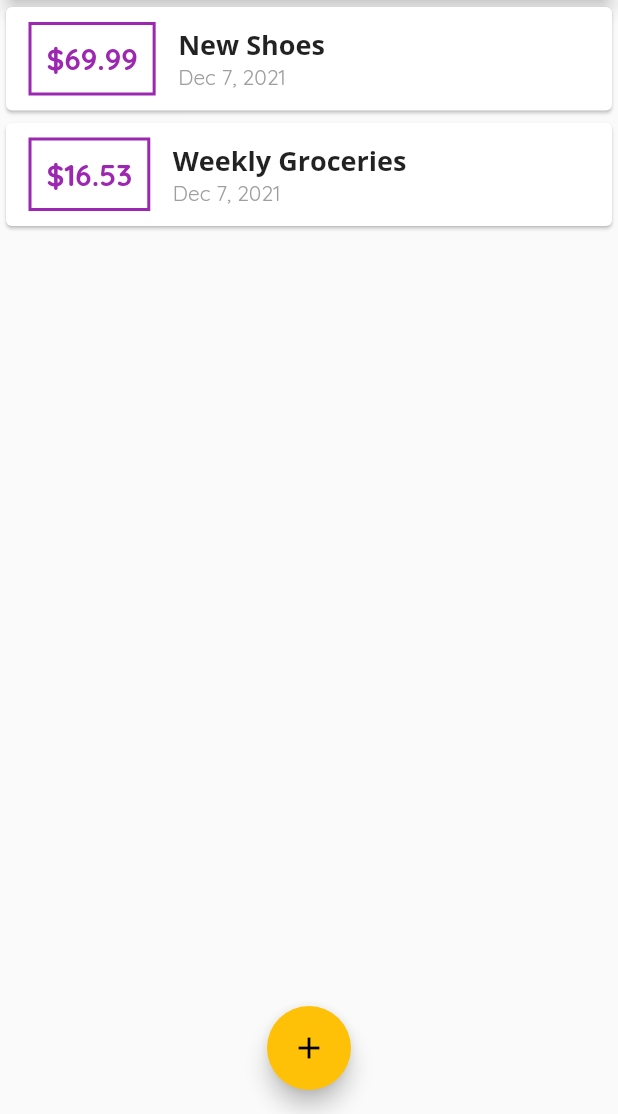
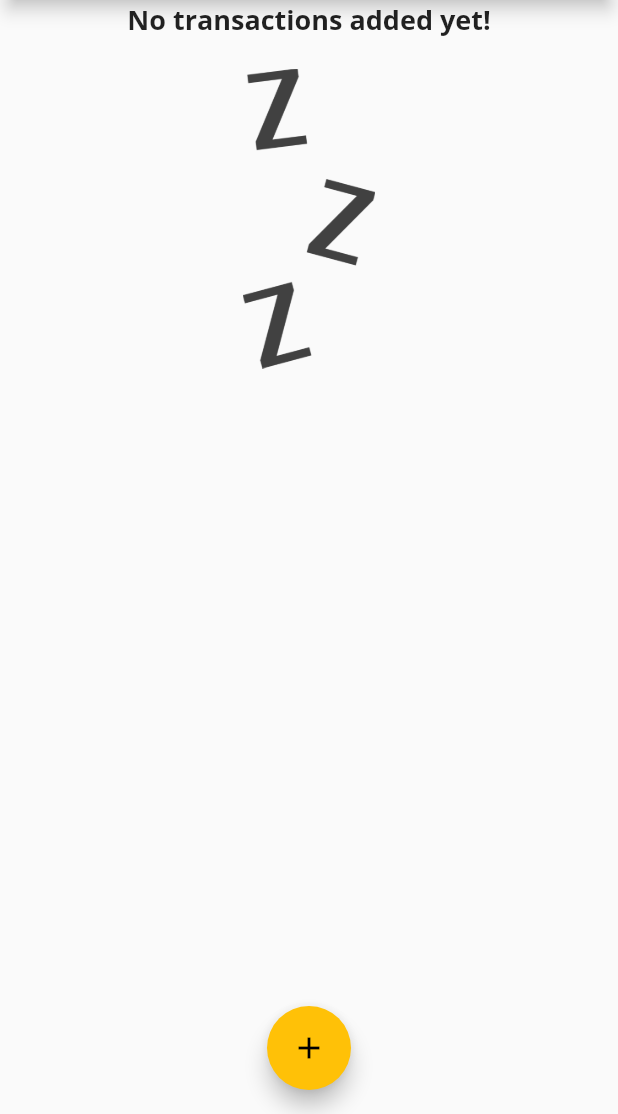
Before and after one commit to dario-nihil/flutter_expense_tracker, a Flutter app: the screen it shows after launch, on a phone screen of 412 x 824 dp, the part 122-1236 px from its top. Run offline on Flutter 3.47's test engine with Material 2 defaults, Android fonts, the phone set to English and light mode, and no system bars.

```diff
--- a/lib/main.dart
+++ b/lib/main.dart
@@ -51,17 +51,17 @@ class MyHomePage extends StatefulWidget {
 
 class _MyHomePageState extends State<MyHomePage> {
   final List<Transaction> _userTransactions = [
-    Transaction(
-      id: 't1',
-      title: 'New Shoes',
-      amount: 69.99,
-      date: DateTime.now(),
-    ),
-    Transaction(
-        id: 't2',
-        title: 'Weekly Groceries',
-        amount: 16.53,
-        date: DateTime.now())
+    // Transaction(
+    //   id: 't1',
+    //   title: 'New Shoes',
+    //   amount: 69.99,
+    //   date: DateTime.now(),
+    // ),
+    // Transaction(
+    //     id: 't2',
+    //     title: 'Weekly Groceries',
+    //     amount: 16.53,
+    //     date: DateTime.now())
   ];
 
   void _addNewTransaction(String txTitle, double txAmount) {
--- a/lib/widgets/transaction_list.dart
+++ b/lib/widgets/transaction_list.dart
@@ -12,16 +12,37 @@ class TransactionList extends StatelessWidget {
   Widget build(BuildContext context) {
     return Container(
       height: 300,
-      child: ListView.builder(
+      child: transactions.isEmpty
+          ? Column(
+              children: [
+                Text(
+                  'No transactions added yet!',
+                  style: Theme.of(context).textTheme.headline6,
+                ),
+                SizedBox(
+                  height: 20,
+                ),
+                Container(
+                  height: 200,
+                  child: Image.asset(
+                    'assets/images/waiting.png',
+                    fit: BoxFit.cover,
+                  ),
+                ),
+              ],
+            )
+          : ListView.builder(
               itemBuilder: (ctx, idx) {
                 return Card(
                   child: Row(
                     children: [
                       Container(
-                  margin: EdgeInsets.symmetric(vertical: 10, horizontal: 15),
+                        margin:
+                            EdgeInsets.symmetric(vertical: 10, horizontal: 15),
                         decoration: BoxDecoration(
                             border: Border.all(
-                          color: Theme.of(context).primaryColor, width: 2)),
+                                color: Theme.of(context).primaryColor,
+                                width: 2)),
                         padding: EdgeInsets.all(10),
                         child: Text(
                           '\$${transactions[idx].amount.toStringAsFixed(2)}',
--- a/pubspec.yaml
+++ b/pubspec.yaml
@@ -44,8 +44,8 @@ flutter:
   uses-material-design: true
 
   # To add assets to your application, add an assets section, like this:
-  # assets:
-  #   - images/a_dot_burr.jpeg
+  assets:
+    - assets/images/waiting.png
   #   - images/a_dot_ham.jpeg
 
   # An image asset can refer to one or more resolution-specific "variants", see
```
Also changed, not shown: assets/images/waiting.png (added). Lines whose indentation alone changed are shown as unchanged.
